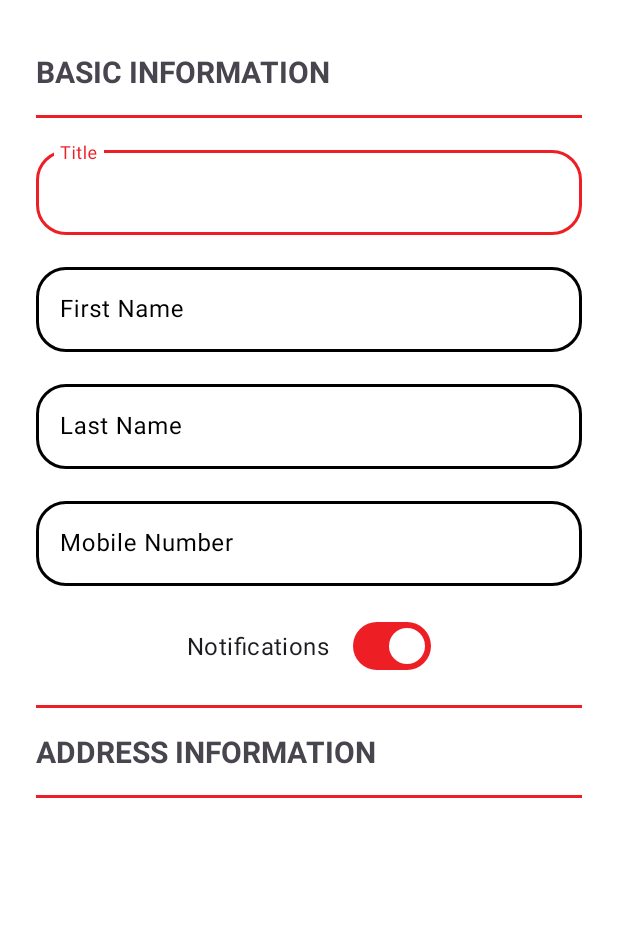
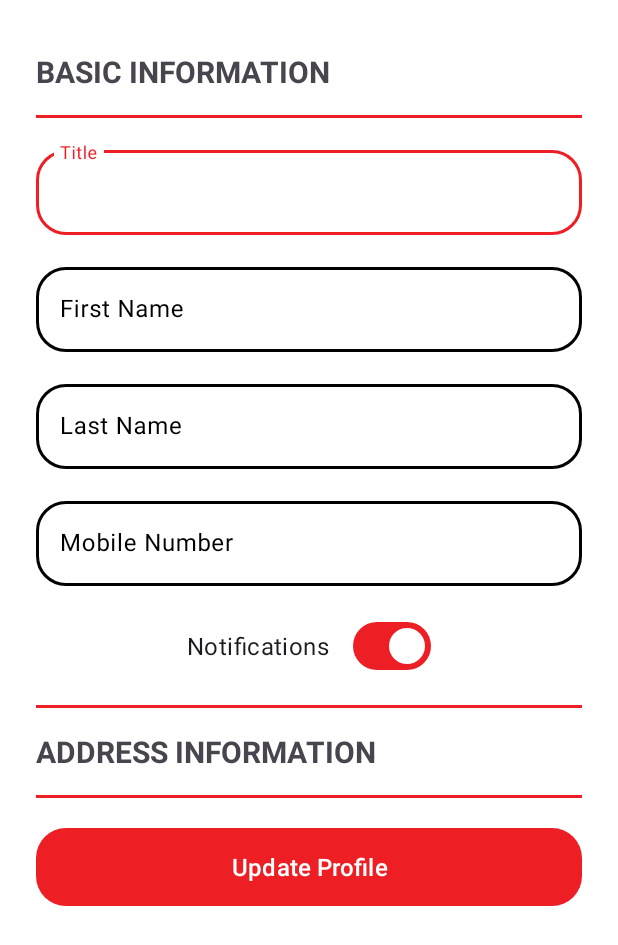
Before and after one commit to Pierce-Robinson/MediaSpace, an Android app: the UpdateProfileActivity screen opened directly, with no data from a screen before it, on a phone screen of 412 x 824 dp. Shown: the top 945 px of the screen. Run offline under Robolectric (Android 15) with nearby library versions, the phone set to English and light mode, and no system bars; our stand-ins replace Firebase (no records; nobody signed in at launch, a user with empty details on screens opened directly).

Commit message:
added the update user profile, works fine now.

```diff
--- a/app/src/main/java/com/varsitycollege/mediaspace/UpdateProfileActivity.kt
+++ b/app/src/main/java/com/varsitycollege/mediaspace/UpdateProfileActivity.kt
@@ -1,11 +1,110 @@
 package com.varsitycollege.mediaspace
 
+import android.content.Intent
+import android.content.res.ColorStateList
+import android.graphics.Color
+import android.os.Bundle
+import android.widget.Toast
 import androidx.appcompat.app.AppCompatActivity
-import android.os.Bundle
+import com.google.firebase.auth.FirebaseAuth
+import com.google.firebase.auth.UserProfileChangeRequest
+import com.google.firebase.auth.ktx.auth
+import com.google.firebase.database.FirebaseDatabase
+import com.google.firebase.ktx.Firebase
+import com.varsitycollege.mediaspace.data.User
+import com.varsitycollege.mediaspace.databinding.ActivityUpdateProfileBinding
+import com.varsitycollege.mediaspace.ui.ProfileFragment
 
 class UpdateProfileActivity : AppCompatActivity() {
+
+    private lateinit var binding: ActivityUpdateProfileBinding
+    private lateinit var auth: FirebaseAuth
+    private lateinit var database: FirebaseDatabase
+
     override fun onCreate(savedInstanceState: Bundle?) {
         super.onCreate(savedInstanceState)
-        setContentView(R.layout.activity_update_profile)
+        binding = ActivityUpdateProfileBinding.inflate(layoutInflater)
+        setContentView(binding.root)
+
+        // link: https://firebase.google.com/docs/auth/android/password-auth
+        // date accessed: 21 November 2023
+        // author: Firebase
+
+        auth = Firebase.auth
+        database = FirebaseDatabase.getInstance(BuildConfig.rtdb_conn)
+
+        // get the user data from firebase to populate it first into the textboxwes
+        val currentUser = auth.currentUser
+        currentUser?.let { user ->
+            val userId = user.uid
+            val userRef = database.getReference("users").child(userId)
+
+            userRef.get().addOnSuccessListener { snapshot ->
+                if (snapshot.exists()) {
+                    val userData = snapshot.getValue(User::class.java)
+
+
+                    binding.editTextTitle.setText(userData?.title.orEmpty())
+                    binding.editTextFirstName.setText(userData?.firstName.orEmpty())
+                    binding.editTextLastName.setText(userData?.lastName.orEmpty())
+                    binding.editTextMobile.setText(userData?.mobile.orEmpty())
+                    // TODO: daniel please do the rest for address informatiosn
+                }
+            }.addOnFailureListener { exception ->
+                showToast("Failed to fetch the users data")
+            }
+        }
+
+
+        binding.updateProfileButton.setOnClickListener {
+            updateProfile()
+        }
+
+        // go back to previous view
+//        binding.goBackTextView.setOnClickListener {
+//            val profileFragment = ProfileFragment()
+//            supportFragmentManager.beginTransaction()
+//                .replace(R.id.scrollView, profileFragment)
+//                .commit()
+//        } //TODO: this doesnt work
+
+    }
+
+    // link: https://copyprogramming.com/howto/get-data-from-firebase-kotlin-code-example
+    // date accesed: 21 November 2023
+    // Author: CopyProgramming, Hilda Ramirez
+
+    private fun updateProfile() {
+        val currentUser = auth.currentUser
+        currentUser?.let { user ->
+            val userId = user.uid
+            val userRef = database.getReference("users").child(userId)
+
+            // map with updatd user data
+            val updatedData = mapOf(
+                "title" to binding.editTextTitle.text.toString(),
+                "firstName" to binding.editTextFirstName.text.toString(),
+                "lastName" to binding.editTextLastName.text.toString(),
+                "mobile" to binding.editTextMobile.text.toString()
+                // TODO: daniel please do the rest for address informatiosn
+            )
+
+            // uppdate user info in firebase
+            userRef.updateChildren(updatedData)
+                .addOnSuccessListener {
+                    showToast("Profile updated successfully")
+                }
+                .addOnFailureListener { exception ->
+                    showToast("Failed to update profile: ${exception.message}")
+                }
+        }
+    }
+
+
+    // link: https://developer.android.com/guide/topics/ui/notifiers/toasts
+    // Date accessed: 21 November 2023
+    // AUhtor: Android Developers
+    private fun showToast(message: String) {
+        Toast.makeText(this, message, Toast.LENGTH_SHORT).show()
     }
 }
--- a/app/src/main/res/layout/activity_register.xml
+++ b/app/src/main/res/layout/activity_register.xml
@@ -24,7 +24,7 @@
         android:layout_width="match_parent"
         android:layout_height="match_parent"
         android:orientation="vertical"
-        android:paddingBottom="91dp"
+        android:paddingBottom="5dp"
         app:layout_constraintBottom_toBottomOf="parent"
         app:layout_constraintEnd_toEndOf="parent"
         app:layout_constraintStart_toStartOf="parent"
--- a/app/src/main/res/layout/activity_update_profile.xml
+++ b/app/src/main/res/layout/activity_update_profile.xml
@@ -176,6 +176,25 @@
                 app:layout_constraintStart_toStartOf="parent"
                 app:layout_constraintTop_toBottomOf="@+id/txtcontactinfo" />
 
+            <com.google.android.material.button.MaterialButton
+                android:id="@+id/updateProfileButton"
+                android:layout_width="match_parent"
+                android:layout_height="60dp"
+                android:layout_marginTop="16dp"
+                android:text="@string/update"
+                android:textSize="16sp"
+                app:cornerRadius="20dp"/>
+<!--            <TextView-->
+<!--                android:id="@+id/goBackTextView"-->
+<!--                android:layout_width="wrap_content"-->
+<!--                android:layout_height="wrap_content"-->
+<!--                android:layout_gravity="center"-->
+<!--                android:layout_marginTop="16dp"-->
+<!--                android:padding="15dp"-->
+<!--                android:text="Go back"-->
+<!--                android:textColor="?colorPrimary"-->
+<!--                android:textSize="16sp" />-->
+
         </androidx.appcompat.widget.LinearLayoutCompat>
     </ScrollView>
 </androidx.appcompat.widget.LinearLayoutCompat>
--- a/app/src/main/res/layout/product_item.xml
+++ b/app/src/main/res/layout/product_item.xml
@@ -17,7 +17,7 @@
             android:layout_height="match_parent"
             android:orientation="vertical">
 
-            <TextView
+            <com.google.android.material.textview.MaterialTextView
                 android:id="@+id/productTitle"
                 android:layout_width="wrap_content"
                 android:layout_height="wrap_content"
@@ -30,7 +30,7 @@
                 android:textSize="18sp"
                 android:textStyle="bold" />
 
-            <TextView
+            <com.google.android.material.textview.MaterialTextView
                 android:id="@+id/productPrice"
                 android:layout_width="wrap_content"
                 android:layout_height="wrap_content"
@@ -41,6 +41,7 @@
                 android:text="@string/product_price"
                 android:textSize="16sp"
                 android:textStyle="italic" />
+
             <com.google.android.material.imageview.ShapeableImageView
                 android:id="@+id/RecycleImageView"
                 android:layout_width="match_parent"
--- a/app/src/main/res/values/strings.xml
+++ b/app/src/main/res/values/strings.xml
@@ -26,6 +26,7 @@
     <string name="username">Username</string>
     <string name="mobile">Mobile Number</string>
     <string name="notifications">Notifications</string>
+    <string name="update">Update Profile</string>
 
 
 
```
Also changed, not shown: app/src/main/java/com/varsitycollege/mediaspace/ui/ProfileFragment.kt (+13 -0 lines).
